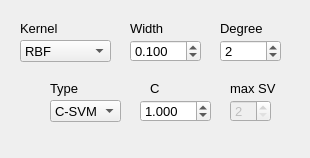
First picture: the form in _AlgorithmsPlugins/KernelMethods/paramsSVM.ui, repository b4silio/MLDemos, before the edit.
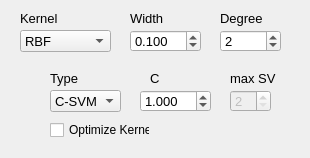
Second picture: the form after the edit.

Commit message: ADDED: an empty template for plugins to allow people to easily build their own algorithm ADDED: kernel optimization for SVM using svm dual objective function (it seems to choose small kernels whenever it can...)

```diff
--- a/_AlgorithmsPlugins/KernelMethods/paramsSVM.ui
+++ b/_AlgorithmsPlugins/KernelMethods/paramsSVM.ui
@@ -17,7 +17,7 @@
    <property name="geometry">
     <rect>
      <x>130</x>
-     <y>20</y>
+     <y>10</y>
      <width>50</width>
      <height>16</height>
     </rect>
@@ -35,7 +35,7 @@
    <property name="geometry">
     <rect>
      <x>220</x>
-     <y>40</y>
+     <y>30</y>
      <width>61</width>
      <height>22</height>
     </rect>
@@ -60,7 +60,7 @@
    <property name="geometry">
     <rect>
      <x>230</x>
-     <y>80</y>
+     <y>70</y>
      <width>50</width>
      <height>16</height>
     </rect>
@@ -78,7 +78,7 @@
    <property name="geometry">
     <rect>
      <x>20</x>
-     <y>20</y>
+     <y>10</y>
      <width>91</width>
      <height>16</height>
     </rect>
@@ -96,7 +96,7 @@
    <property name="geometry">
     <rect>
      <x>150</x>
-     <y>80</y>
+     <y>70</y>
      <width>51</width>
      <height>16</height>
     </rect>
@@ -114,7 +114,7 @@
    <property name="geometry">
     <rect>
      <x>50</x>
-     <y>100</y>
+     <y>90</y>
      <width>71</width>
      <height>22</height>
     </rect>
@@ -156,7 +156,7 @@
    <property name="geometry">
     <rect>
      <x>50</x>
-     <y>80</y>
+     <y>70</y>
      <width>61</width>
      <height>16</height>
     </rect>
@@ -174,7 +174,7 @@
    <property name="geometry">
     <rect>
      <x>130</x>
-     <y>40</y>
+     <y>30</y>
      <width>71</width>
      <height>22</height>
     </rect>
@@ -205,7 +205,7 @@
    <property name="geometry">
     <rect>
      <x>220</x>
-     <y>20</y>
+     <y>10</y>
      <width>50</width>
      <height>16</height>
     </rect>
@@ -226,7 +226,7 @@
    <property name="geometry">
     <rect>
      <x>230</x>
-     <y>100</y>
+     <y>90</y>
      <width>41</width>
      <height>22</height>
     </rect>
@@ -254,7 +254,7 @@
    <property name="geometry">
     <rect>
      <x>20</x>
-     <y>40</y>
+     <y>30</y>
      <width>91</width>
      <height>22</height>
     </rect>
@@ -290,7 +290,7 @@
    <property name="geometry">
     <rect>
      <x>140</x>
-     <y>100</y>
+     <y>90</y>
      <width>71</width>
      <height>22</height>
     </rect>
@@ -323,6 +323,24 @@
     <double>1.000000000000000</double>
    </property>
   </widget>
+  <widget class="QCheckBox" name="optimizeCheck">
+   <property name="geometry">
+    <rect>
+     <x>50</x>
+     <y>120</y>
+     <width>100</width>
+     <height>20</height>
+    </rect>
+   </property>
+   <property name="font">
+    <font>
+     <pointsize>9</pointsize>
+    </font>
+   </property>
+   <property name="text">
+    <string>Optimize Kernel</string>
+   </property>
+  </widget>
  </widget>
  <resources/>
  <connections/>
```
The commit also changes 33 other files.
